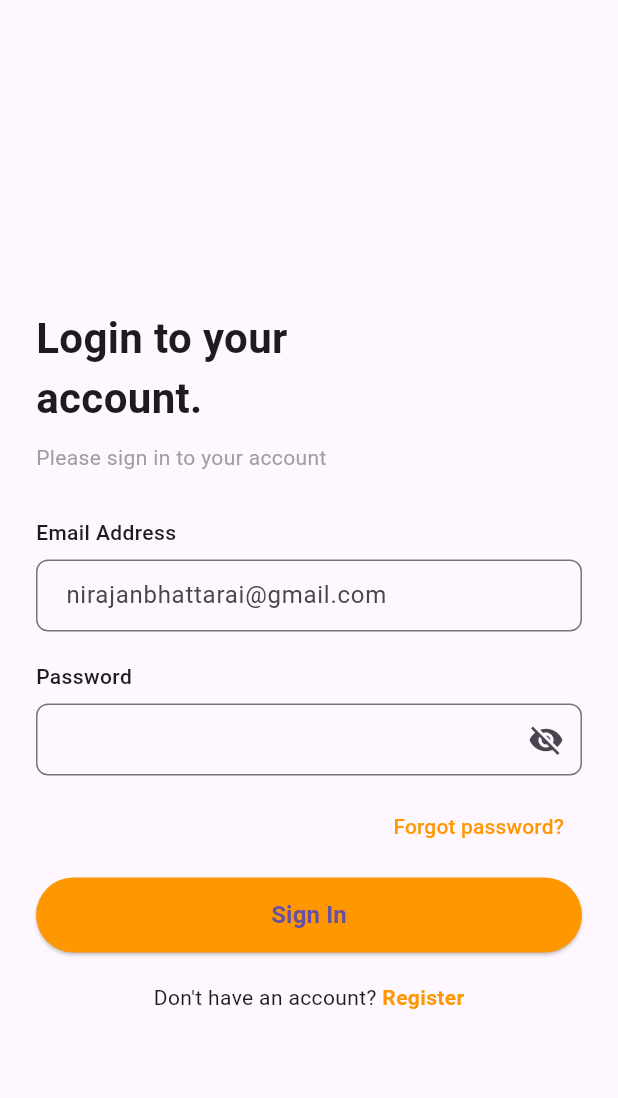
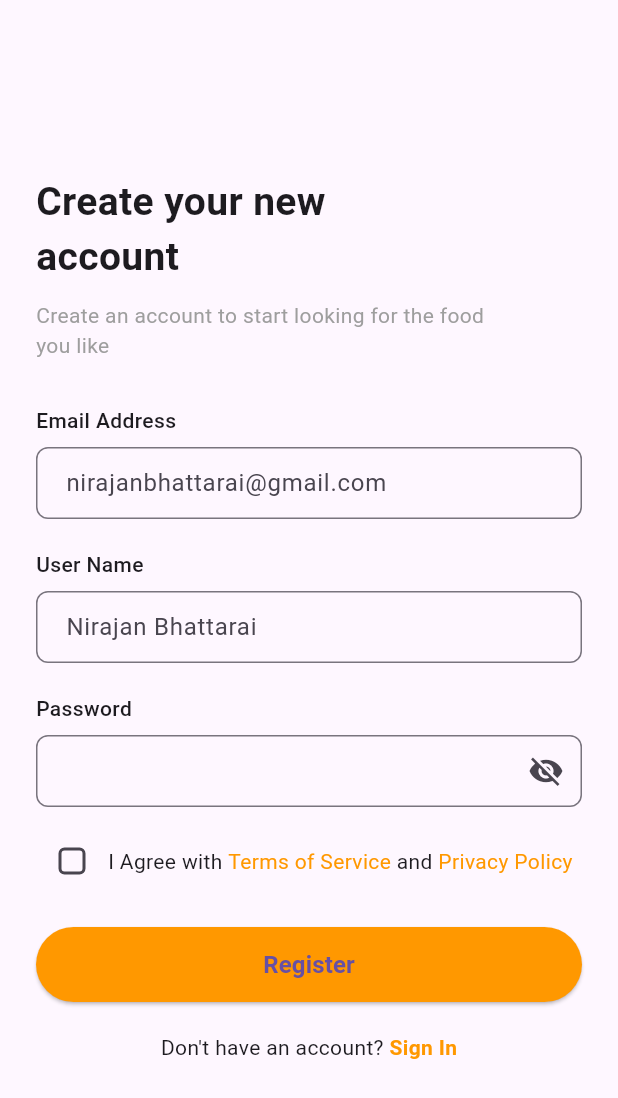
Before and after one commit to nirajan124/dairy, a Flutter app: the screen it shows after launch, after a tap on "Register", on a phone screen of 412 x 824 dp. Shown: the top 1098 px of the screen. Run offline on Flutter 3.47's test engine with Material 3 defaults, Android fonts, the phone set to English and light mode, and no system bars.

Commit message:
Splash Screen

```diff
--- a/lib/dashbaord_page.dart
+++ b/lib/dashbaord_page.dart
@@ -166,7 +166,7 @@ class DashboardPage extends StatelessWidget {
                   childAspectRatio: 0.72,
                   children: const [
                     ProductCard(
-                      image: 'assets/images/milk.jpg',
+                      image: 'assets/images/milk bottle.jpg',
                       title: 'Milk Bottle',
                       price: 'Rs. 120',
                     ),
--- a/lib/login_page.dart
+++ b/lib/login_page.dart
@@ -1,3 +1,4 @@
+import 'package:dairy_go_project/signup_page.dart';
 import 'package:flutter/material.dart';
 
 class LoginPage extends StatefulWidget {
@@ -135,6 +136,7 @@ class _LoginPageState extends State<LoginPage> {
                       const Text("Don't have an account? "),
                       GestureDetector(
                         onTap: () {
+                          Navigator.push(context, MaterialPageRoute(builder: (context)=>SignUpPage(),));
                           // Navigate to register page
                         },
                         child: const Text(
--- a/lib/signup_page.dart
+++ b/lib/signup_page.dart
@@ -1,3 +1,4 @@
+import 'package:dairy_go_project/login_page.dart';
 import 'package:flutter/material.dart';
 
 class SignUpPage extends StatefulWidget {
@@ -177,7 +178,7 @@ class _SignUpPageState extends State<SignUpPage> {
                       const Text("Don't have an account? "),
                       GestureDetector(
                         onTap: () {
-                          // Navigate to sign in
+                          Navigator.push(context, MaterialPageRoute(builder: (context)=>LoginPage(),));
                         },
                         child: const Text(
                           'Sign In',
--- a/lib/splash_screen.dart
+++ b/lib/splash_screen.dart
@@ -1,7 +1,6 @@
+import 'dart:async';
+import 'package:dairy_go_project/login_page.dart';
 import 'package:flutter/material.dart';
-import 'dart:async';
-
-import 'login_page.dart'; // Make sure this path matches your project
 
 class SplashScreen extends StatefulWidget {
   const SplashScreen({super.key});
@@ -11,13 +10,14 @@ class SplashScreen extends StatefulWidget {
 }
 
 class _SplashScreenState extends State<SplashScreen> {
+
   @override
   void initState() {
     super.initState();
-    Timer(const Duration(seconds: 3), () {
+    Timer(const Duration(seconds: 2), () {
       Navigator.pushReplacement(
         context,
-        MaterialPageRoute(builder: (_) => const LoginPage()),
+        MaterialPageRoute(builder: (context) => const LoginPage()),
       );
     });
   }
@@ -25,41 +25,27 @@ class _SplashScreenState extends State<SplashScreen> {
   @override
   Widget build(BuildContext context) {
     return Scaffold(
-      backgroundColor: Colors.white,
-      body: Center(
-        child: Column(
-          mainAxisAlignment: MainAxisAlignment.center,
-          children: [
-            // App logo (put your own asset path)
-            Image.asset(
-              'assets/images/Splash.jpg',
-              height: 150,
-              width: 150,
-              fit: BoxFit.cover,
-              errorBuilder: (BuildContext context, Object error, StackTrace? stackTrace) {
-                return const Icon(Icons.image_not_supported, size: 100, color: Colors.grey);
-              },
-            ),
-
-            const SizedBox(height: 20),
-            const Text(
-              'DairyGo',
-              style: TextStyle(
-                fontSize: 28,
-                fontWeight: FontWeight.bold,
-                color: Colors.orange,
+      body: Stack(
+        children: [
+          // Background Image
+          Container(
+            width: double.infinity,
+            height: double.infinity,
+            decoration: const BoxDecoration(
+              image: DecorationImage(
+                image: AssetImage('assets/images/splash.jpg'),
+                fit: BoxFit.fill,
               ),
             ),
-            const SizedBox(height: 8),
-            const Text(
-              'Fresh Dairy Products at Your Doorstep',
-              style: TextStyle(
-                color: Colors.grey,
-                fontSize: 14,
-              ),
-            )
-          ],
-        ),
+          ),
+          // Loading Indicator
+          const Center(
+            child: CircularProgressIndicator(
+              strokeWidth: 6.0,
+              color: Colors.white,
+            ),
+          ),
+        ],
       ),
     );
   }
--- a/lib/main.dart
+++ b/lib/view/main.dart
@@ -1,5 +1,5 @@
 import 'package:flutter/material.dart';
-import 'splash_screen.dart'; // Import the splash screen
+import '../splash_screen.dart'; // Import the splash screen
 
 void main() {
   runApp(const MyApp());
```
Also changed, not shown: pubspec.yaml (+3 -4 lines), assets/images/splash.jpg (renamed from assets/images/Splash.jpg).
